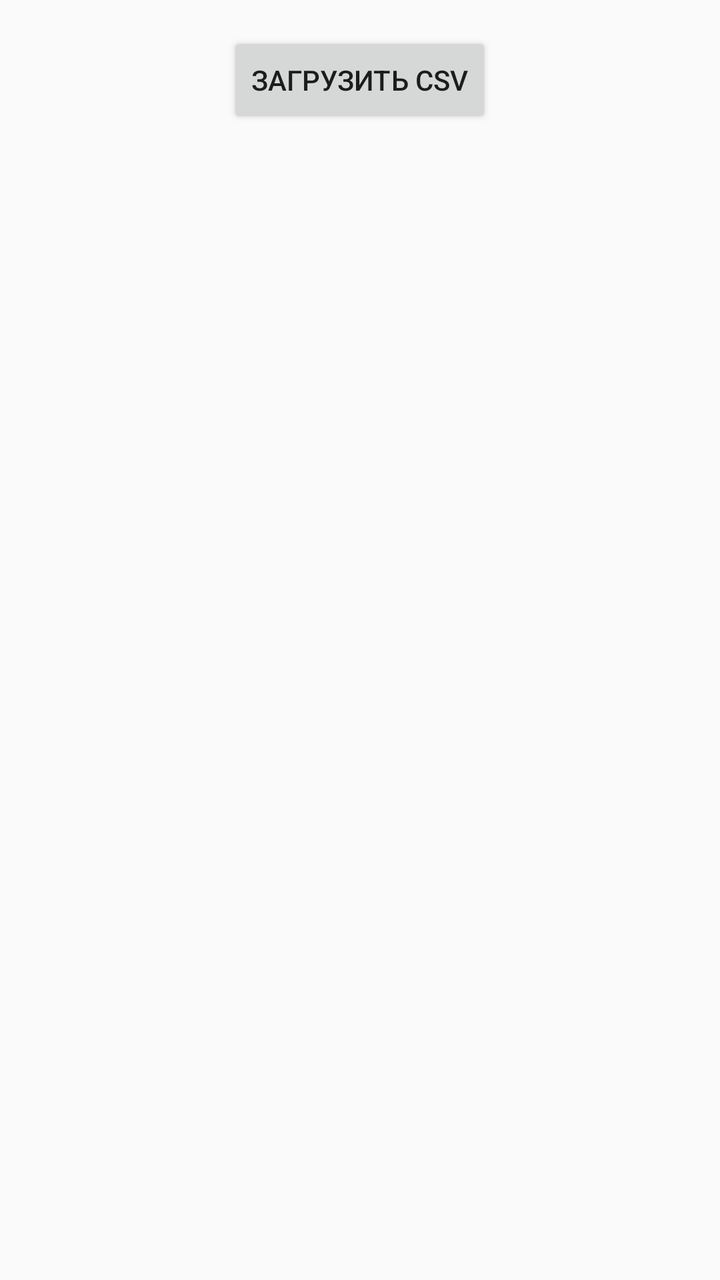
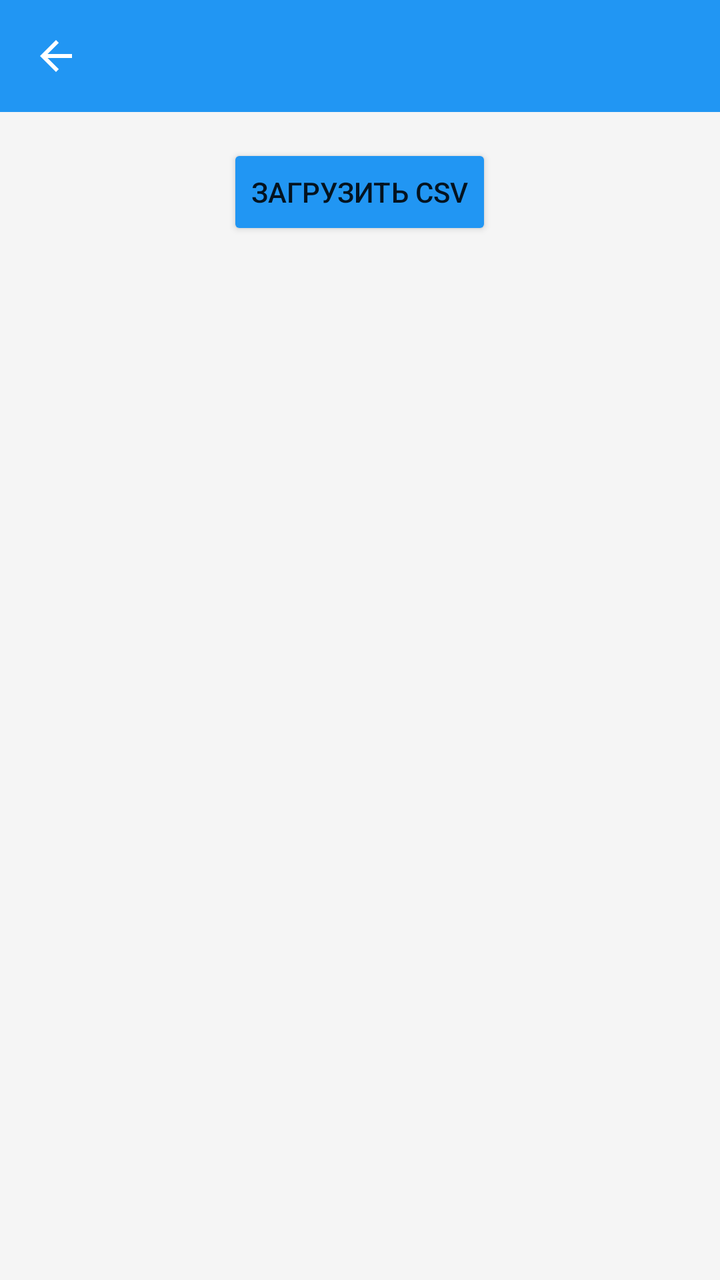

Before-and-after screenshots of an Android layout around one commit, followed by the original layout XML and the change that was made.
<!-- AndroidManifest.xml: application theme Theme.AppCompat.Light -->
<!-- res/layout/activity_data_table.xml -->
<?xml version="1.0" encoding="utf-8"?>
<LinearLayout xmlns:android="http://schemas.android.com/apk/res/android"
    xmlns:app="http://schemas.android.com/apk/res-auto"
    android:layout_width="match_parent"
    android:layout_height="match_parent"
    android:orientation="vertical"
    android:padding="16dp">

    <Button
        android:id="@+id/btnLoadCsv"
        android:layout_width="wrap_content"
        android:layout_height="wrap_content"
        android:layout_gravity="center_horizontal"
        android:layout_marginBottom="16dp"
        android:text="Загрузить CSV" />

    <HorizontalScrollView
        android:layout_width="match_parent"
        android:layout_height="match_parent">

        <ScrollView
            android:layout_width="match_parent"
            android:layout_height="match_parent">

            <TableLayout
                android:id="@+id/tableData"
                android:layout_width="match_parent"
                android:layout_height="wrap_content"
                android:stretchColumns="*" />

        </ScrollView>
    </HorizontalScrollView>

</LinearLayout>
<!-- resources referenced by this layout -->
<resources>

</resources>

<!-- the commit's change to res/layout/activity_data_table.xml (unified diff, before → after) -->
@@ -4,31 +4,50 @@
     android:layout_width="match_parent"
     android:layout_height="match_parent"
     android:orientation="vertical"
-    android:padding="16dp">
+    android:background="#F5F5F5">
 
-    <Button
-        android:id="@+id/btnLoadCsv"
-        android:layout_width="wrap_content"
-        android:layout_height="wrap_content"
-        android:layout_gravity="center_horizontal"
-        android:layout_marginBottom="16dp"
-        android:text="Загрузить CSV" />
+    
+    <androidx.appcompat.widget.Toolbar
+        android:id="@+id/toolbar"
+        android:layout_width="match_parent"
+        android:layout_height="?attr/actionBarSize"
+        android:background="#2196F3"
+        android:theme="@style/ThemeOverlay.AppCompat.Dark.ActionBar"
+        app:titleTextColor="#FFFFFF"
+        app:navigationIcon="?attr/homeAsUpIndicator" />
 
-    <HorizontalScrollView
+    <LinearLayout
         android:layout_width="match_parent"
-        android:layout_height="match_parent">
+        android:layout_height="match_parent"
+        android:orientation="vertical"
+        android:padding="16dp">
 
-        <ScrollView
+        <Button
+            android:id="@+id/btnLoadCsv"
+            android:layout_width="wrap_content"
+            android:layout_height="wrap_content"
+            android:layout_gravity="center_horizontal"
+            android:layout_marginBottom="16dp"
+            android:backgroundTint="#2196F3"
+            android:text="Загрузить CSV" />
+
+        <HorizontalScrollView
             android:layout_width="match_parent"
             android:layout_height="match_parent">
 
-            <TableLayout
-                android:id="@+id/tableData"
+            <ScrollView
                 android:layout_width="match_parent"
-                android:layout_height="wrap_content"
-                android:stretchColumns="*" />
+                android:layout_height="match_parent">
 
-        </ScrollView>
-    </HorizontalScrollView>
+                <TableLayout
+                    android:id="@+id/tableData"
+                    android:layout_width="match_parent"
+                    android:layout_height="wrap_content"
+                    android:stretchColumns="*" />
+
+            </ScrollView>
+        </HorizontalScrollView>
+
+    </LinearLayout>
 
 </LinearLayout>
